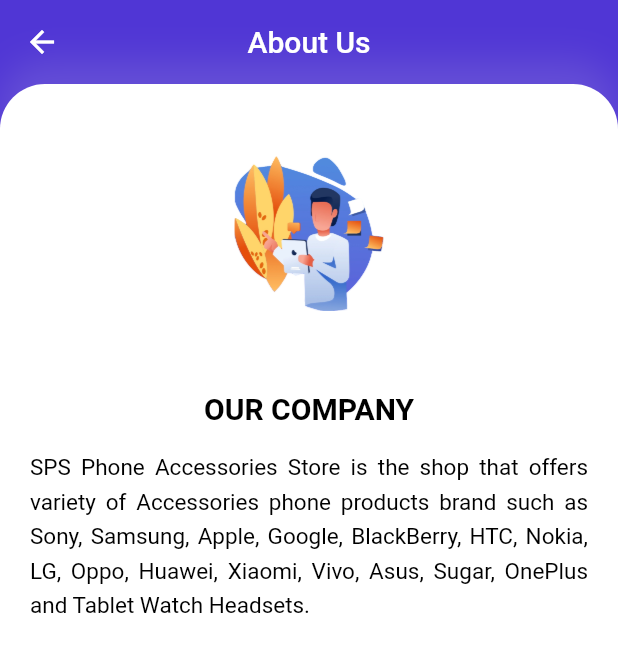
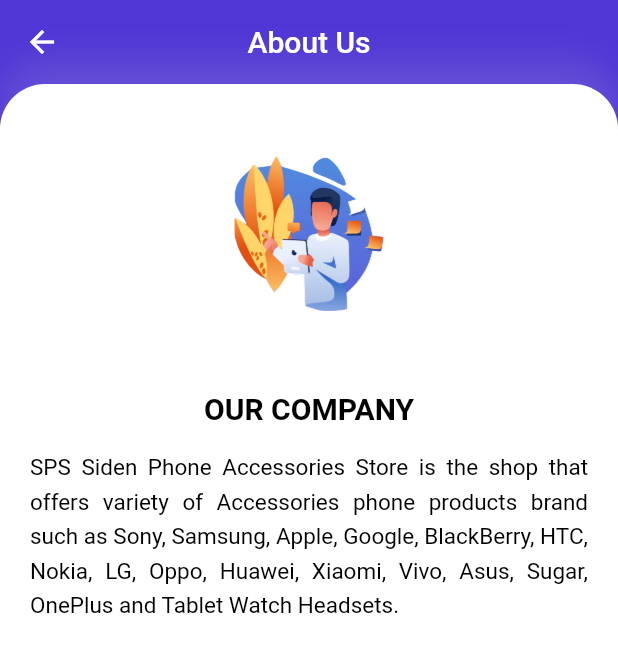
Before and after one commit to siden9700/merl24, a Flutter app: the AboutUs screen opened directly, on a phone screen of 412 x 824 dp. Shown: the top 652 px of the screen. Run offline on Flutter 3.47's test engine with Material 2 defaults, Android fonts, the phone set to English and light mode, and no system bars; our stand-ins replace cached_network_image, carousel_slider, curved_navigation_bar, flutter_zoom_drawer, google_nav_bar, shared_preferences; missing offline and left inert: shared_preferences_web; accounts and stored records are empty.

Commit message:
create new version v1.3

```diff
--- a/lib/about.dart
+++ b/lib/about.dart
@@ -89,7 +89,7 @@ class Body extends StatelessWidget {
                         fontWeight: FontWeight.bold)),
                 SizedBox(height: 15),
                 Text(
-                    "SPS Phone Accessories Store is the shop that offers variety of Accessories phone products brand such as Sony, Samsung, Apple, Google, BlackBerry, HTC, Nokia, LG, Oppo, Huawei, Xiaomi, Vivo, Asus, Sugar, OnePlus and Tablet Watch Headsets.",
+                    "SPS Siden Phone Accessories Store is the shop that offers variety of Accessories phone products brand such as Sony, Samsung, Apple, Google, BlackBerry, HTC, Nokia, LG, Oppo, Huawei, Xiaomi, Vivo, Asus, Sugar, OnePlus and Tablet Watch Headsets.",
                     textAlign: TextAlign.justify,
                     style: TextStyle(
                       height: 1.5,
```
